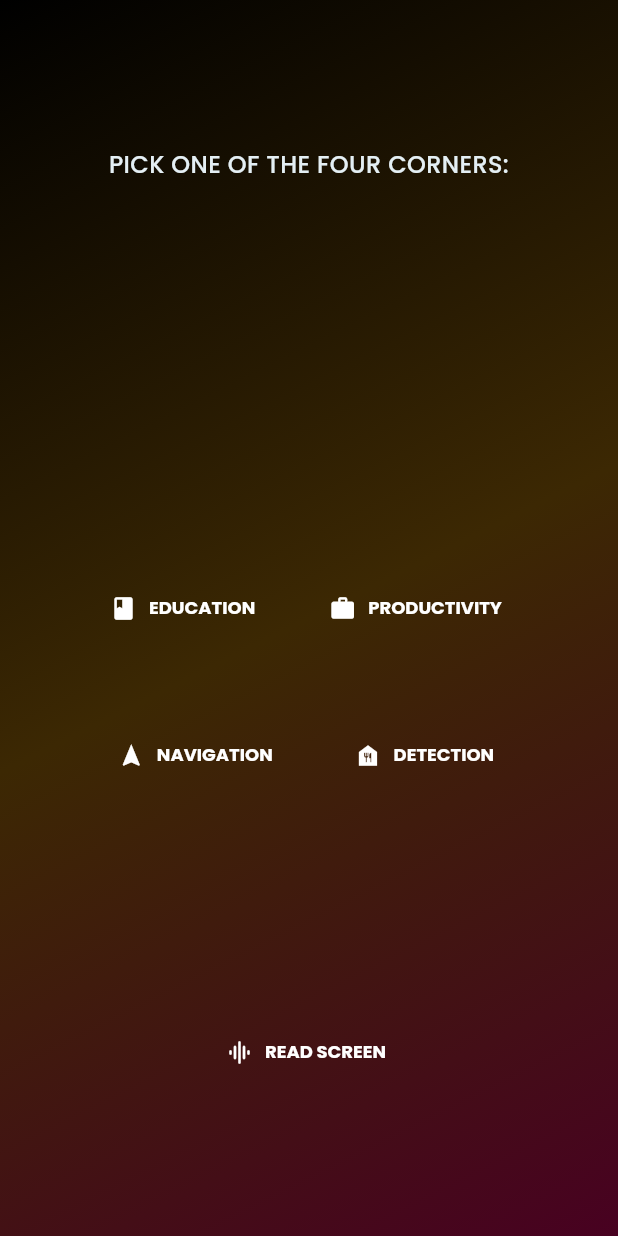
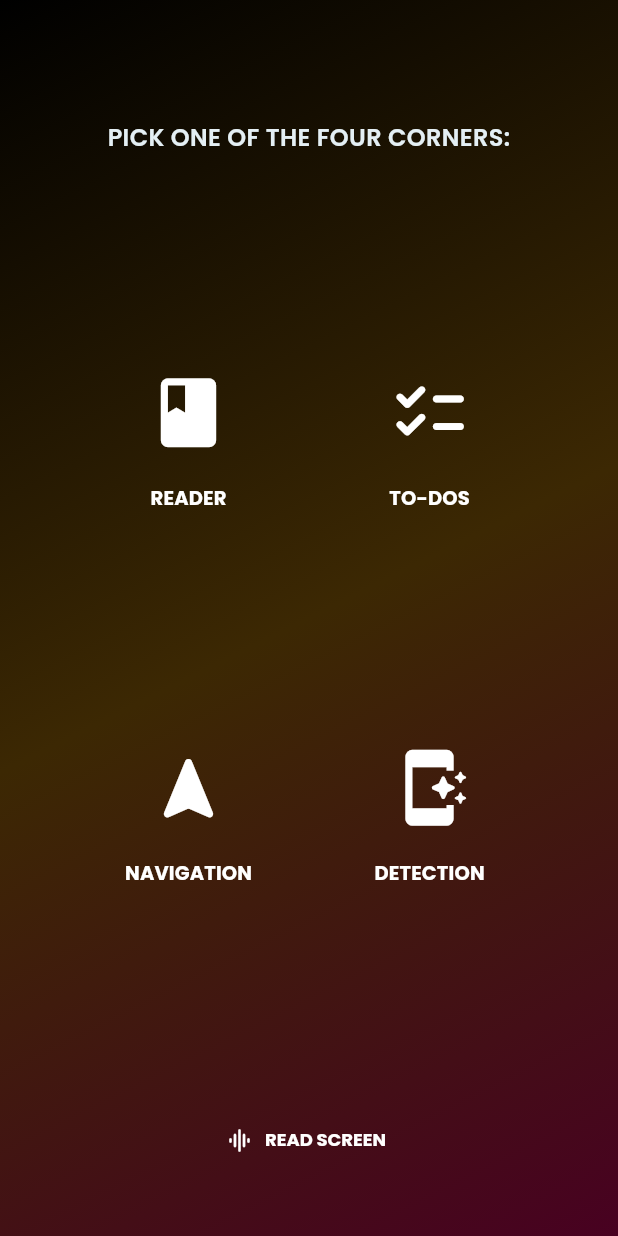
Before and after one commit to rajin-khan/TapSense, a Flutter app: the screen it shows after launch, after a tap on an icon or button, on a phone screen of 412 x 824 dp. Run offline on Flutter 3.47's test engine with Material 3 defaults, Android fonts, the phone set to English and light mode, and no system bars; our stand-ins replace flutter_tts, google_fonts, image_picker, speech_to_text; missing offline and left inert: google_mlkit_object_detection, google_mlkit_text_recognition.

Commit message:
Update UI of main menu to be more accessible

```diff
--- a/tap_sense/lib/sections/menu_screen.dart
+++ b/tap_sense/lib/sections/menu_screen.dart
@@ -76,85 +76,151 @@ class _MenuScreenState extends State<MenuScreen> {
       mainAxisAlignment: MainAxisAlignment.center,
       crossAxisAlignment: CrossAxisAlignment.stretch,
       children: [
+        const SizedBox(height: 40),
         Text(
           'PICK ONE OF THE FOUR CORNERS:',
           style: GoogleFonts.poppins(
             color: const Color.fromRGBO(228, 239, 244, 1),
             fontSize: 16,
-            fontWeight: FontWeight.w500,
+            fontWeight: FontWeight.w600,
           ),
           textAlign: TextAlign.center,
         ),
-        const SizedBox(height: 260),
+        //const SizedBox(height: 260),
+        Expanded(
+          child: Column(
+            mainAxisAlignment: MainAxisAlignment.center,
+            children: [
               Row(
                 mainAxisAlignment: MainAxisAlignment.spaceEvenly,
-          crossAxisAlignment: CrossAxisAlignment.center,
                 children: [
-            TextButton.icon(
+                  SizedBox(
+                    width: 150,
+                    height: 250,
+                    child: ElevatedButton(
                       onPressed: () {
                         num = 1;
                         switchScreen();
-              }, // Trigger screen switch on button press
-              style: TextButton.styleFrom(
+                      },
+                      style: ElevatedButton.styleFrom(
+                        backgroundColor: Colors.transparent,
+                        shadowColor: Colors.transparent,
+                        elevation: 0,
                         foregroundColor: Colors.white,
-                textStyle: GoogleFonts.poppins(
-                    fontSize: 12, fontWeight: FontWeight.bold),
                       ),
-              icon: const Icon(Icons.book),
-              label: const Text('EDUCATION'),
+                      child: Column(
+                        mainAxisAlignment: MainAxisAlignment.center,
+                        children: [
+                          const Icon(Icons.book_rounded, size: 55),
+                          const SizedBox(height: 20),
+                          Text(
+                            'READER',
+                            style: GoogleFonts.poppins(
+                                fontWeight: FontWeight.w700, fontSize: 13),
                           ),
-            TextButton.icon(
+                        ],
+                      ),
+                    ),
+                  ),
+                  SizedBox(
+                    width: 150,
+                    height: 250,
+                    child: ElevatedButton(
                       onPressed: () {
                         num = 2;
                         switchScreen();
-              }, // Trigger screen switch on button press
-              style: TextButton.styleFrom(
+                      },
+                      style: ElevatedButton.styleFrom(
+                        backgroundColor: Colors.transparent,
+                        shadowColor: Colors.transparent,
+                        elevation: 0,
                         foregroundColor: Colors.white,
-                textStyle: GoogleFonts.poppins(
-                    fontSize: 12, fontWeight: FontWeight.bold),
                       ),
-              icon: const Icon(Icons.work),
-              label: const Text('PRODUCTIVITY'),
+                      child: Column(
+                        mainAxisAlignment: MainAxisAlignment.center,
+                        children: [
+                          const Icon(Icons.checklist_rounded, size: 55),
+                          const SizedBox(height: 20),
+                          Text(
+                            'TO-DOS',
+                            style: GoogleFonts.poppins(
+                                fontWeight: FontWeight.w700, fontSize: 13),
                           ),
                         ],
                       ),
-        const SizedBox(height: 50),
-        Row(
+                    ),
+                  ),
+                ],
+              ),
+              Row (
                 mainAxisAlignment: MainAxisAlignment.spaceEvenly,
-          crossAxisAlignment: CrossAxisAlignment.center,
                 children: [
-            TextButton.icon(
+                  SizedBox(
+                    width: 150,
+                    height: 250,
+                    child: ElevatedButton(
                       onPressed: () {
                         num = 3;
                         switchScreen();
-              }, // Trigger screen switch on button press
-              style: TextButton.styleFrom(
+                      },
+                      style: ElevatedButton.styleFrom(
+                        backgroundColor: Colors.transparent,
+                        shadowColor: Colors.transparent,
+                        elevation: 0,
                         foregroundColor: Colors.white,
-                textStyle: GoogleFonts.poppins(
-                    fontSize: 12, fontWeight: FontWeight.bold),
                       ),
-              icon: const Icon(Icons.navigation),
-              label: const Text('NAVIGATION'),
+                      child: Column(
+                        mainAxisAlignment: MainAxisAlignment.center,
+                        children: [
+                          const Icon(Icons.navigation_rounded, size: 55),
+                          const SizedBox(height: 20),
+                          Text(
+                            'NAVIGATION',
+                            style: GoogleFonts.poppins(
+                                fontWeight: FontWeight.w700, fontSize: 13),
                           ),
-            TextButton.icon(
+                        ],
+                      ),
+                    ),
+                  ),
+                  SizedBox(
+                    width: 150,
+                    height: 250,
+                    child: ElevatedButton(
                       onPressed: () {
                         num = 4;
                         switchScreen();
-              }, // Trigger screen switch on button press
-              style: TextButton.styleFrom(
+                      },
+                      style: ElevatedButton.styleFrom(
+                        backgroundColor: Colors.transparent,
+                        shadowColor: Colors.transparent,
+                        elevation: 0,
                         foregroundColor: Colors.white,
-                textStyle: GoogleFonts.poppins(
-                    fontSize: 12, fontWeight: FontWeight.bold),
                       ),
-              icon: const Icon(Icons.food_bank),
-              label: const Text('DETECTION'),
+                      child: Column(
+                        mainAxisAlignment: MainAxisAlignment.center,
+                        children: [
+                          const Icon(Icons.app_shortcut_rounded, size: 55),
+                          const SizedBox(height: 20),
+                          Text(
+                            'DETECTION',
+                            style: GoogleFonts.poppins(
+                                fontWeight: FontWeight.w700, fontSize: 13),
                           ),
                         ],
                       ),
-        const SizedBox(height: 150),
-        TextButton.icon( //screen reader
+                    ),
+                  ),
+                ],
+              ),
+            ],
+          ),
+        ),
+        TextButton.icon(
+          //screen reader
           onPressed: () {
-            flutterTts.speak("Pick one of the four corners: Education, Productivity, Navigation, DETECTION");
+            flutterTts.speak(
+                "Pick one of the four corners: Top-Left is a Reader, Top-Right is your To-Do List, Bottom-Left is for Navigation, and Bottom-Right is for basic object Detection");
           },
           style: TextButton.styleFrom(
             foregroundColor: Colors.white,
@@ -163,7 +229,8 @@ class _MenuScreenState extends State<MenuScreen> {
           ),
           icon: const Icon(Icons.multitrack_audio_rounded),
           label: const Text('READ SCREEN'),
-        )
+        ),
+        //const SizedBox(height: 50),
       ],
     );
   }
```
Lines whose indentation alone changed are shown as unchanged.
